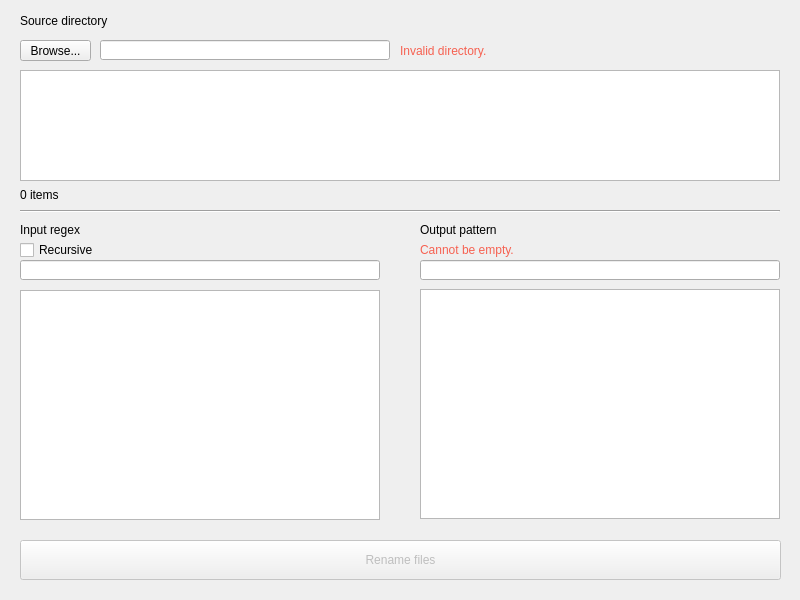
First picture: the form in src/mvrgx/gui/asset/main.ui, repository svioletg/mvrgx, before the edit.
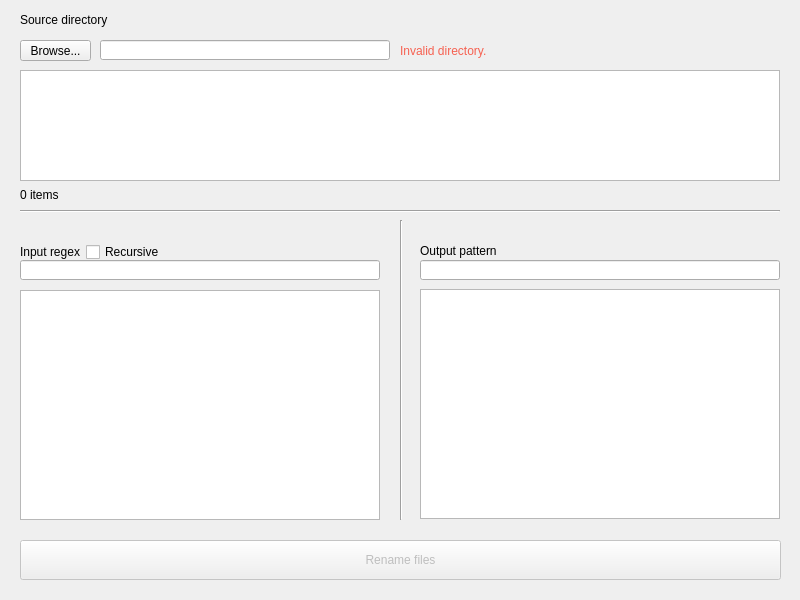
Second picture: the form after the edit. Icons and pictures are not drawn.

The edit to the form file:
```diff
--- a/src/mvrgx/gui/asset/main.ui
+++ b/src/mvrgx/gui/asset/main.ui
@@ -20,7 +20,7 @@
       <x>20</x>
       <y>10</y>
       <width>371</width>
-      <height>21</height>
+      <height>20</height>
      </rect>
     </property>
     <property name="text">
@@ -98,19 +98,6 @@
      <string>0 items</string>
     </property>
    </widget>
-   <widget class="QLabel" name="labelInputRegex">
-    <property name="geometry">
-     <rect>
-      <x>20</x>
-      <y>220</y>
-      <width>360</width>
-      <height>20</height>
-     </rect>
-    </property>
-    <property name="text">
-     <string>Input regex</string>
-    </property>
-   </widget>
    <widget class="QLineEdit" name="lineEditInputRegex">
     <property name="geometry">
      <rect>
@@ -131,19 +118,6 @@
      </rect>
     </property>
    </widget>
-   <widget class="QLabel" name="labelOutputPattern">
-    <property name="geometry">
-     <rect>
-      <x>420</x>
-      <y>220</y>
-      <width>360</width>
-      <height>20</height>
-     </rect>
-    </property>
-    <property name="text">
-     <string>Output pattern</string>
-    </property>
-   </widget>
    <widget class="QPushButton" name="pushButtonRenameFiles">
     <property name="enabled">
      <bool>false</bool>
@@ -193,46 +167,129 @@
      </rect>
     </property>
    </widget>
-   <widget class="QCheckBox" name="checkBoxRecursive">
+   <widget class="Line" name="line_2">
+    <property name="geometry">
+     <rect>
+      <x>400</x>
+      <y>220</y>
+      <width>3</width>
+      <height>300</height>
+     </rect>
+    </property>
+    <property name="orientation">
+     <enum>Qt::Orientation::Vertical</enum>
+    </property>
+   </widget>
+   <widget class="QWidget" name="horizontalLayoutWidget">
     <property name="geometry">
      <rect>
       <x>20</x>
       <y>240</y>
       <width>360</width>
-      <height>20</height>
+      <height>24</height>
      </rect>
     </property>
-    <property name="autoFillBackground">
-     <bool>false</bool>
-    </property>
-    <property name="styleSheet">
-     <string notr="true"/>
-    </property>
-    <property name="text">
-     <string>Recursive</string>
-    </property>
-    <property name="checked">
-     <bool>false</bool>
-    </property>
-    <property name="tristate">
-     <bool>false</bool>
-    </property>
+    <layout class="QHBoxLayout" name="horizontalLayoutInputRegex">
+     <property name="sizeConstraint">
+      <enum>QLayout::SizeConstraint::SetDefaultConstraint</enum>
+     </property>
+     <item>
+      <widget class="QLabel" name="labelInputRegex">
+       <property name="text">
+        <string>Input regex</string>
+       </property>
+      </widget>
+     </item>
+     <item>
+      <widget class="QCheckBox" name="checkBoxRecursive">
+       <property name="autoFillBackground">
+        <bool>false</bool>
+       </property>
+       <property name="styleSheet">
+        <string notr="true"/>
+       </property>
+       <property name="text">
+        <string>Recursive</string>
+       </property>
+       <property name="checked">
+        <bool>false</bool>
+       </property>
+       <property name="tristate">
+        <bool>false</bool>
+       </property>
+      </widget>
+     </item>
+     <item>
+      <spacer name="horizontalSpacer">
+       <property name="orientation">
+        <enum>Qt::Orientation::Horizontal</enum>
+       </property>
+       <property name="sizeHint" stdset="0">
+        <size>
+         <width>40</width>
+         <height>20</height>
+        </size>
+       </property>
+      </spacer>
+     </item>
+    </layout>
    </widget>
-   <widget class="QLabel" name="labelOutputPatternErrMsg">
+   <widget class="QWidget" name="horizontalLayoutWidget_2">
     <property name="geometry">
      <rect>
       <x>420</x>
       <y>240</y>
-      <width>360</width>
-      <height>20</height>
+      <width>351</width>
+      <height>22</height>
      </rect>
     </property>
-    <property name="styleSheet">
-     <string notr="true">color: rgb(246, 97, 81);</string>
-    </property>
-    <property name="text">
-     <string>Cannot be empty.</string>
-    </property>
+    <layout class="QHBoxLayout" name="horizontalLayout_2">
+     <item>
+      <widget class="QLabel" name="labelOutputPattern">
+       <property name="text">
+        <string>Output pattern</string>
+       </property>
+      </widget>
+     </item>
+     <item>
+      <widget class="QLabel" name="labelOutputPatternWarning">
+       <property name="sizePolicy">
+        <sizepolicy hsizetype="Fixed" vsizetype="Fixed">
+         <horstretch>0</horstretch>
+         <verstretch>0</verstretch>
+        </sizepolicy>
+       </property>
+       <property name="maximumSize">
+        <size>
+         <width>16</width>
+         <height>16</height>
+        </size>
+       </property>
+       <property name="text">
+        <string/>
+       </property>
+       <property name="pixmap">
+        <pixmap resource="icons.qrc">:/icon/img/warning.svg</pixmap>
+       </property>
+       <property name="scaledContents">
+        <bool>true</bool>
+       </property>
+      </widget>
+     </item>
+     <item>
+      <spacer name="horizontalSpacer_2">
+       <property name="orientation">
+        <enum>Qt::Orientation::Horizontal</enum>
+       </property>
+       <property name="sizeHint" stdset="0">
+        <size>
+         <width>40</width>
+         <height>20</height>
+        </size>
+       </property>
+      </spacer>
+     </item>
+    </layout>
    </widget>
   </widget>
  </widget>
```
Left out of the diff: 6 changed lines with no effect on the pictures.
